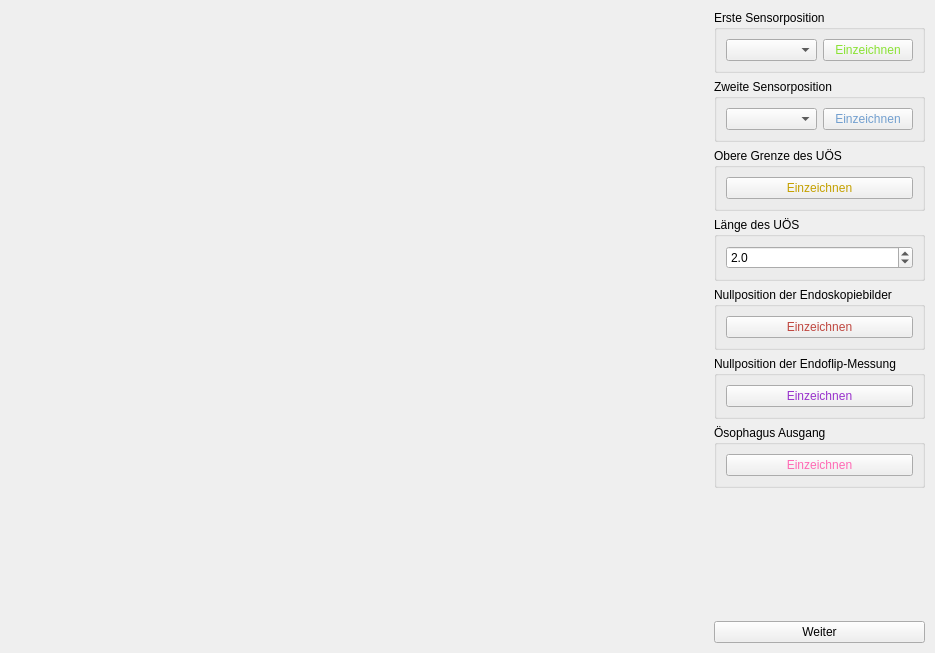
ds-lab/EsophagusVisualization, file 3drekonstruktionspeiseroehre/ui-files/position_selection_window_design.ui: the form before one commit.
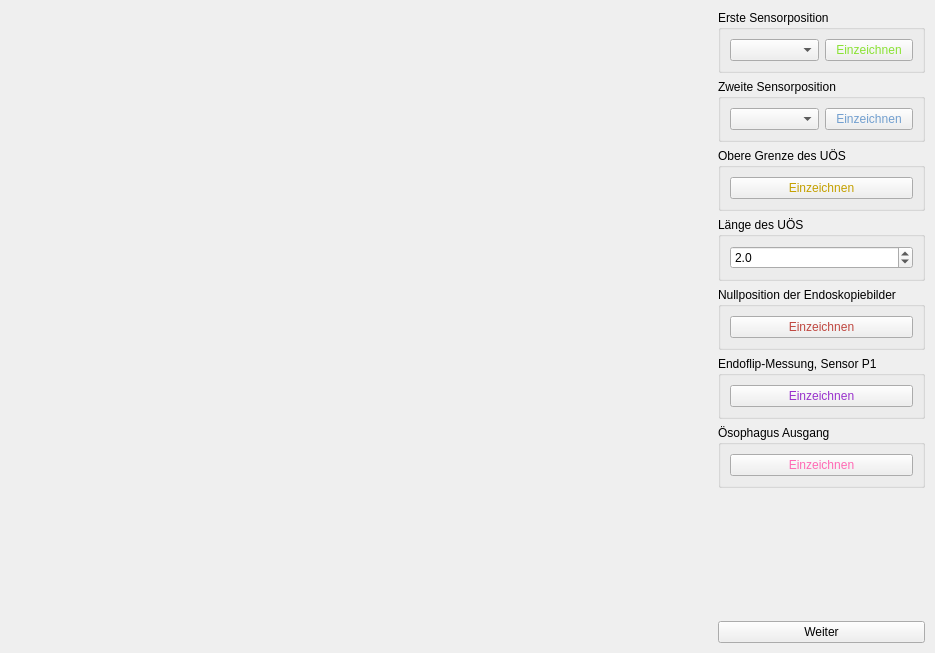
The form after the commit.

Commit message: updated endoflip visualization according to Dr.Nagl's feedback + minor bug fix in postition selection #17

The edit to the form file:
```diff
--- a/3drekonstruktionspeiseroehre/ui-files/position_selection_window_design.ui
+++ b/3drekonstruktionspeiseroehre/ui-files/position_selection_window_design.ui
@@ -304,7 +304,7 @@
       <item row="5" column="1">
        <widget class="QGroupBox" name="groupBox_6">
         <property name="title">
-         <string>Nullposition der Endoflip-Messung</string>
+         <string>Endoflip-Messung, Sensor P1</string>
         </property>
         <layout class="QVBoxLayout" name="verticalLayout_10">
          <item>
```
Left out of the diff: 2 changed lines with no effect on the pictures. The commit also changes 2 other files.
